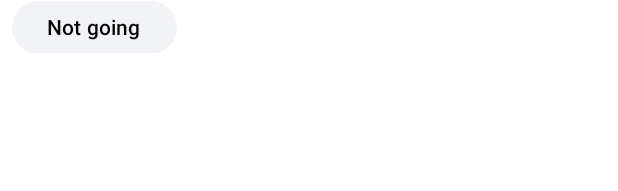
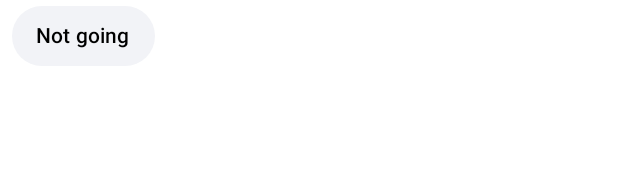
Before and after one commit to sdelator/Tasky, an Android app built with Jetpack Compose: the @Preview function ViewPillButton, on a phone screen of 412 x 824 dp. Shown: the top 191 px of the screen. Run offline under Robolectric (Android 15) with nearby library versions, the phone set to English and light mode, and no system bars; libraries missing offline, so code that uses them is left out: com.vanpra.composematerialdialogs.

Commit message:
give composable a relative size to consider different screen sizes

```diff
--- a/app/src/main/java/com/example/tasky/common/presentation/SimpleButton.kt
+++ b/app/src/main/java/com/example/tasky/common/presentation/SimpleButton.kt
@@ -5,7 +5,6 @@ import androidx.compose.foundation.layout.PaddingValues
 import androidx.compose.foundation.layout.fillMaxWidth
 import androidx.compose.foundation.layout.height
 import androidx.compose.foundation.layout.padding
-import androidx.compose.foundation.layout.width
 import androidx.compose.material3.ButtonDefaults
 import androidx.compose.material3.Text
 import androidx.compose.runtime.Composable
@@ -46,17 +45,16 @@ fun SimpleButton(
 fun PillButton(
     buttonName: String,
     onClick: () -> Unit,
-    isSelected: Boolean = false
+    isSelected: Boolean = false,
+    modifier: Modifier
 ) {
     val containerColor = if (isSelected) Color.Black else colorResource(id = R.color.reminder_gray)
     val contentColor = if (isSelected) Color.White else Color.Black
 
     androidx.compose.material3.Button(
         onClick = onClick,
-        modifier = Modifier
-            .padding(start = 8.dp, end = 8.dp)
-            .width(110.dp)
-            .height(35.dp),
+        modifier = modifier
+            .padding(start = 8.dp, end = 8.dp),
         colors = ButtonDefaults.buttonColors(
             containerColor = containerColor,
             contentColor = contentColor
@@ -66,7 +64,9 @@ fun PillButton(
         Text(
             buttonName,
             fontSize = 14.sp,
-            modifier = Modifier.align(Alignment.CenterVertically)
+            modifier = Modifier
+                .align(Alignment.CenterVertically)
+                .padding(start = 16.dp, end = 16.dp)
         )
     }
 }
@@ -89,7 +89,8 @@ fun ViewPillButton() {
     Column {
         PillButton(
             onClick = { /*TODO*/ },
-            buttonName = stringResource(id = AttendeeFilter.NOT_GOING.typeName)
+            buttonName = stringResource(id = AttendeeFilter.NOT_GOING.typeName),
+            modifier = Modifier
         )
     }
 }
```
Also changed, not shown: app/src/main/java/com/example/tasky/agenda_details/presentation/components/AttendeeSection.kt (+6 -3 lines).
